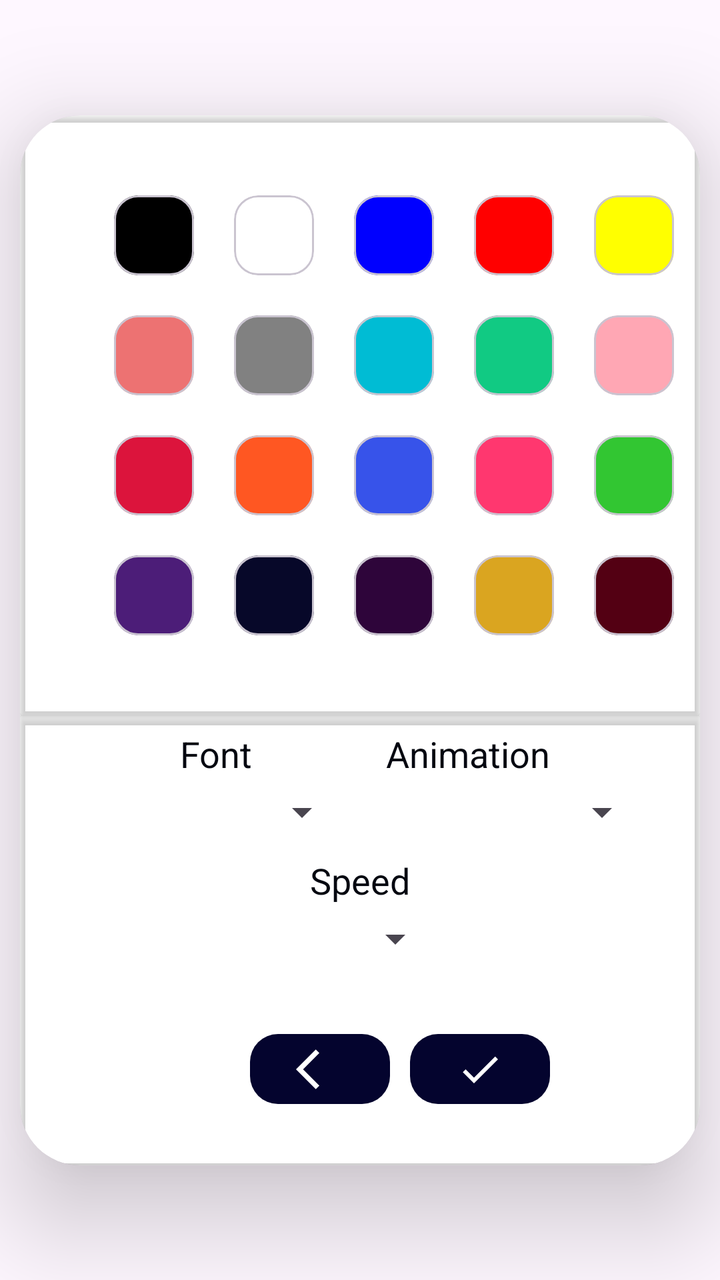
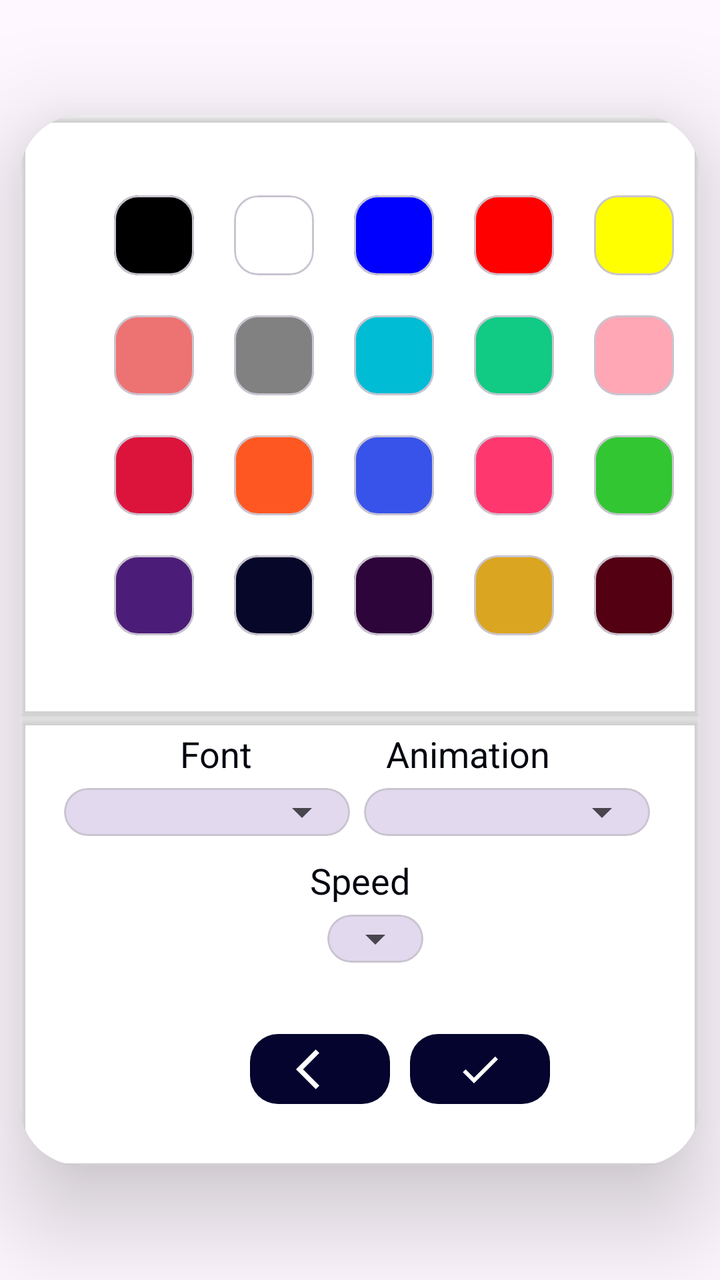

Compare the two renders of this Android layout. The source of the first and the diff that turns it into the second are given below.
<!-- AndroidManifest.xml: application theme Theme.SocialLed -->
<!-- res/layout/dialog_palette_colors.xml -->
<?xml version="1.0" encoding="utf-8"?>
<androidx.constraintlayout.widget.ConstraintLayout xmlns:android="http://schemas.android.com/apk/res/android"
    android:layout_width="400dp"
    android:layout_height="wrap_content"
    xmlns:app="http://schemas.android.com/apk/res-auto"
    xmlns:tools="http://schemas.android.com/tools"
    >

    <androidx.cardview.widget.CardView
        android:layout_width="match_parent"
        android:layout_height="525dp"
        app:layout_constraintTop_toTopOf="parent"
        app:layout_constraintStart_toStartOf="parent"
        app:layout_constraintEnd_toEndOf="parent"
        app:layout_constraintBottom_toBottomOf="parent"
        android:layout_margin="10dp"
        app:cardCornerRadius="30dp"
        app:cardElevation="30dp"
        android:background="@color/transparent"
        >

            <androidx.constraintlayout.widget.ConstraintLayout
                android:layout_width="match_parent"
                android:layout_height="match_parent">



                <androidx.cardview.widget.CardView
                    android:id="@+id/cvPaletteColors"
                    android:layout_width="match_parent"
                    android:layout_height="300dp"
                    app:cardBackgroundColor="@android:color/transparent"
                    app:layout_constraintStart_toStartOf="parent"
                    app:layout_constraintTop_toTopOf="parent"
                    app:layout_constraintEnd_toEndOf="parent">




                    <androidx.constraintlayout.widget.ConstraintLayout
                        android:layout_width="match_parent"
                        android:layout_height="match_parent"
                        android:paddingLeft="27dp"
                        android:paddingVertical="20dp">



                        <com.google.android.material.card.MaterialCardView
                            android:id="@+id/cvColor1"
                            android:layout_margin="20dp"
                            app:layout_constraintStart_toStartOf="parent"
                            app:layout_constraintTop_toTopOf="parent"
                            app:cardBackgroundColor="@color/black"
                            android:layout_width="40dp"
                            android:layout_height="40dp"/>

                        <com.google.android.material.card.MaterialCardView
                            android:id="@+id/cvColor2"
                            android:layout_margin="20dp"
                            app:cardBackgroundColor="@color/white"
                            app:layout_constraintStart_toEndOf="@id/cvColor1"
                            app:layout_constraintTop_toTopOf="parent"
                            android:layout_width="40dp"
                            android:layout_height="40dp"
                            />

                        <com.google.android.material.card.MaterialCardView
                            android:id="@+id/cvColor3"
                            android:layout_margin="20dp"
                            app:cardBackgroundColor="@color/blue"
                            app:layout_constraintStart_toEndOf="@id/cvColor2"
                            app:layout_constraintTop_toTopOf="parent"
                            android:layout_width="40dp"
                            android:layout_height="40dp"/>

                        <com.google.android.material.card.MaterialCardView
                            android:id="@+id/cvColor4"
                            android:layout_margin="20dp"
                            app:cardBackgroundColor="@color/red"
                            app:layout_constraintStart_toEndOf="@id/cvColor3"
                            app:layout_constraintTop_toTopOf="parent"
                            android:layout_width="40dp"
                            android:layout_height="40dp"/>

                        <com.google.android.material.card.MaterialCardView
                            android:id="@+id/cvColor5"
                            android:layout_margin="20dp"
                            app:cardBackgroundColor="@color/yellow"
                            app:layout_constraintStart_toEndOf="@id/cvColor4"
                            app:layout_constraintTop_toTopOf="parent"
                            android:layout_width="40dp"
                            android:layout_height="40dp"/>

                        <com.google.android.material.card.MaterialCardView
                            android:id="@+id/cvColor6"
                            android:layout_marginHorizontal="20dp"
                            android:layout_marginTop="20dp"
                            app:cardBackgroundColor="@color/salmon"
                            app:layout_constraintStart_toStartOf="parent"
                            app:layout_constraintTop_toBottomOf="@id/cvColor1"
                            android:layout_width="40dp"
                            android:layout_height="40dp"/>

                        <com.google.android.material.card.MaterialCardView
                            android:id="@+id/cvColor7"
                            android:layout_marginHorizontal="20dp"
                            android:layout_marginTop="20dp"
                            app:cardBackgroundColor="@color/grey"
                            app:layout_constraintStart_toEndOf="@id/cvColor6"
                            app:layout_constraintTop_toBottomOf="@id/cvColor2"
                            android:layout_width="40dp"
                            android:layout_height="40dp"/>

                        <com.google.android.material.card.MaterialCardView
                            android:id="@+id/cvColor8"
                            android:layout_marginHorizontal="20dp"
                            android:layout_marginTop="20dp"
                            app:cardBackgroundColor="@color/sky_blue"
                            app:layout_constraintStart_toEndOf="@id/cvColor7"
                            app:layout_constraintTop_toBottomOf="@id/cvColor3"
                            android:layout_width="40dp"
                            android:layout_height="40dp"/>

                        <com.google.android.material.card.MaterialCardView
                            android:id="@+id/cvColor9"
                            android:layout_marginHorizontal="20dp"
                            android:layout_marginTop="20dp"
                            app:cardBackgroundColor="@color/mint"
                            app:layout_constraintStart_toEndOf="@id/cvColor8"
                            app:layout_constraintTop_toBottomOf="@id/cvColor4"
                            android:layout_width="40dp"
                            android:layout_height="40dp"/>

                        <com.google.android.material.card.MaterialCardView
                            android:id="@+id/cvColor10"
                            android:layout_marginHorizontal="20dp"
                            android:layout_marginTop="20dp"
                            app:cardBackgroundColor="@color/light_pink"
                            app:layout_constraintStart_toEndOf="@id/cvColor9"
                            app:layout_constraintTop_toBottomOf="@id/cvColor5"
                            android:layout_width="40dp"
                            android:layout_height="40dp"/>



                        <com.google.android.material.card.MaterialCardView
                            android:id="@+id/cvColor11"
                            android:layout_marginHorizontal="20dp"
                            android:layout_marginTop="20dp"
                            app:cardBackgroundColor="@color/crimson"
                            app:layout_constraintStart_toStartOf="parent"
                            app:layout_constraintTop_toBottomOf="@id/cvColor6"
                            android:layout_width="40dp"
                            android:layout_height="40dp"/>

                        <com.google.android.material.card.MaterialCardView
                            android:id="@+id/cvColor12"
                            android:layout_marginHorizontal="20dp"
                            android:layout_marginTop="20dp"
                            app:cardBackgroundColor="@color/orange"
                            app:layout_constraintStart_toEndOf="@id/cvColor11"
                            app:layout_constraintTop_toBottomOf="@id/cvColor7"
                            android:layout_width="40dp"
                            android:layout_height="40dp"/>

                        <com.google.android.material.card.MaterialCardView
                            android:id="@+id/cvColor13"
                            android:layout_marginHorizontal="20dp"
                            android:layout_marginTop="20dp"
                            app:cardBackgroundColor="@color/light_blue"
                            app:layout_constraintStart_toEndOf="@id/cvColor12"
                            app:layout_constraintTop_toBottomOf="@id/cvColor8"
                            android:layout_width="40dp"
                            android:layout_height="40dp"/>

                        <com.google.android.material.card.MaterialCardView
                            android:id="@+id/cvColor14"
                            android:layout_marginHorizontal="20dp"
                            android:layout_marginTop="20dp"
                            app:cardBackgroundColor="@color/pink"
                            app:layout_constraintStart_toEndOf="@id/cvColor13"
                            app:layout_constraintTop_toBottomOf="@id/cvColor9"
                            android:layout_width="40dp"
                            android:layout_height="40dp"/>

                        <com.google.android.material.card.MaterialCardView
                            android:id="@+id/cvColor15"
                            android:layout_marginHorizontal="20dp"
                            android:layout_marginTop="20dp"
                            app:cardBackgroundColor="@color/green"
                            app:layout_constraintStart_toEndOf="@id/cvColor14"
                            app:layout_constraintTop_toBottomOf="@id/cvColor10"
                            android:layout_width="40dp"
                            android:layout_height="40dp"/>

                        <com.google.android.material.card.MaterialCardView
                            android:id="@+id/cvColor16"
                            android:layout_marginHorizontal="20dp"
                            android:layout_marginTop="20dp"
                            app:layout_constraintStart_toStartOf="parent"
                            app:cardBackgroundColor="@color/purple"
                            app:layout_constraintTop_toBottomOf="@id/cvColor11"
                            android:layout_width="40dp"
                            android:layout_height="40dp"/>

                        <com.google.android.material.card.MaterialCardView
                            android:id="@+id/cvColor17"
                            android:layout_marginHorizontal="20dp"
                            android:layout_marginTop="20dp"
                            app:cardBackgroundColor="@color/dark_blue"
                            app:layout_constraintStart_toEndOf="@id/cvColor16"
                            app:layout_constraintTop_toBottomOf="@id/cvColor12"
                            android:layout_width="40dp"
                            android:layout_height="40dp"/>

                        <com.google.android.material.card.MaterialCardView
                            android:id="@+id/cvColor18"
                            android:layout_marginHorizontal="20dp"
                            android:layout_marginTop="20dp"
                            app:cardBackgroundColor="@color/dark_purple"
                            app:layout_constraintStart_toEndOf="@id/cvColor17"
                            app:layout_constraintTop_toBottomOf="@id/cvColor13"
                            android:layout_width="40dp"
                            android:layout_height="40dp"/>

                        <com.google.android.material.card.MaterialCardView
                            android:id="@+id/cvColor19"
                            android:layout_marginHorizontal="20dp"
                            android:layout_marginTop="20dp"
                            app:cardBackgroundColor="@color/golden"
                            app:layout_constraintStart_toEndOf="@id/cvColor18"
                            app:layout_constraintTop_toBottomOf="@id/cvColor14"
                            android:layout_width="40dp"
                            android:layout_height="40dp"/>

                        <com.google.android.material.card.MaterialCardView
                            android:id="@+id/cvColor20"
                            android:layout_marginHorizontal="20dp"
                            android:layout_marginTop="20dp"
                            app:cardBackgroundColor="@color/dark_red"
                            app:layout_constraintStart_toEndOf="@id/cvColor19"
                            app:layout_constraintTop_toBottomOf="@id/cvColor15"
                            android:layout_width="40dp"
                            android:layout_height="40dp"/>

                    </androidx.constraintlayout.widget.ConstraintLayout>


                </androidx.cardview.widget.CardView>

                <androidx.cardview.widget.CardView
                    android:id="@+id/cvDetailStyle"
                    android:layout_width="match_parent"
                    android:layout_height="0dp"
                    app:layout_constraintStart_toStartOf="parent"
                    app:layout_constraintTop_toBottomOf="@id/cvPaletteColors"
                    app:cardBackgroundColor="@android:color/transparent"
                    app:layout_constraintEnd_toEndOf="parent"
                    app:layout_constraintBottom_toBottomOf="parent"
                    >

                    <androidx.constraintlayout.widget.ConstraintLayout
                        android:layout_width="match_parent"
                        android:layout_height="match_parent"
                        android:paddingHorizontal="20dp">

                        <TextView
                            android:id="@+id/tvFont"
                            android:layout_width="0dp"
                            android:layout_height="wrap_content"
                            app:layout_constraintStart_toStartOf="parent"
                            app:layout_constraintTop_toTopOf="parent"
                            android:text="@string/font"
                            android:textSize="18sp"
                            android:layout_marginTop="7dp"
                            android:layout_marginHorizontal="60dp"

                            android:textColor="@color/primary"
                            />

                        <androidx.appcompat.widget.AppCompatSpinner
                            android:id="@+id/spFont"
                            android:layout_width="0dp"
                            android:layout_height="wrap_content"
                            app:layout_constraintTop_toBottomOf="@id/tvFont"
                            app:layout_constraintStart_toStartOf="parent"
                            android:layout_marginHorizontal="2dp"
                            android:layout_marginTop="5dp"
                            app:layout_constraintEnd_toStartOf="@id/spAnimation"


                            />

                        <TextView
                            android:id="@+id/tvAnimation"
                            android:layout_width="0dp"
                            android:layout_height="wrap_content"
                            app:layout_constraintTop_toTopOf="parent"
                            app:layout_constraintEnd_toEndOf="parent"
                            android:text="@string/animation"
                            android:textSize="18sp"
                            android:layout_marginTop="7dp"

                            android:layout_marginHorizontal="55dp"
                            android:textColor="@color/primary"
                            />

                        <androidx.appcompat.widget.AppCompatSpinner
                            android:id="@+id/spAnimation"
                            android:layout_width="0dp"
                            android:layout_height="wrap_content"
                            android:layout_marginTop="5dp"
                            app:layout_constraintTop_toBottomOf="@id/tvAnimation"
                            app:layout_constraintEnd_toEndOf="parent"
                            android:layout_marginHorizontal="5dp"
                            app:layout_constraintStart_toEndOf="@id/spFont"
                            />

                        <TextView
                            android:id="@+id/tvSpeedAnimation"
                            android:layout_width="0dp"
                            android:layout_height="wrap_content"
                            android:textAlignment="center"
                            app:layout_constraintTop_toBottomOf="@id/spFont"
                            app:layout_constraintStart_toStartOf="parent"
                            app:layout_constraintEnd_toEndOf="parent"
                            android:text="@string/speed"
                            android:layout_marginHorizontal="20dp"
                            android:layout_marginTop="10dp"
                            android:textSize="18sp"
                            android:textColor="@color/primary"
                            />

                        <androidx.appcompat.widget.AppCompatSpinner
                            android:id="@+id/spSpeedAnimation"
                            android:layout_width="wrap_content"
                            android:layout_height="wrap_content"
                            app:layout_constraintTop_toBottomOf="@id/tvSpeedAnimation"
                            app:layout_constraintStart_toStartOf="parent"
                            app:layout_constraintEnd_toEndOf="parent"
                            android:layout_marginTop="5dp"
                            android:layout_marginLeft="35dp"


                            />


                        <ImageButton
                            android:id="@+id/btnBack"
                            android:layout_width="70dp"
                            android:layout_height="35dp"
                            android:src="@drawable/ic_back"
                            app:layout_constraintTop_toBottomOf="@id/spSpeedAnimation"
                            app:layout_constraintStart_toStartOf="parent"
                            app:layout_constraintBottom_toBottomOf="parent"
                            app:layout_constraintEnd_toStartOf="@id/btnCheck"
                            android:layout_marginLeft="95dp"
                            android:layout_marginTop="5dp"
                            android:background="@drawable/rounded_borders"
                            android:backgroundTint="@color/tertiary"
                            app:tint="@color/white"
                            />

                        <ImageButton
                            android:id="@+id/btnCheck"
                            android:layout_width="70dp"
                            android:layout_height="35dp"
                            android:src="@drawable/ic_check"
                            app:layout_constraintTop_toBottomOf="@id/spSpeedAnimation"
                            app:layout_constraintBottom_toBottomOf="parent"
                            app:layout_constraintStart_toEndOf="@id/btnBack"
                            android:layout_marginTop="5dp"
                            android:layout_marginLeft="10dp"
                            android:background="@drawable/rounded_borders"
                            android:backgroundTint="@color/tertiary"
                            app:tint="@color/white"


                            />


                    </androidx.constraintlayout.widget.ConstraintLayout>




                </androidx.cardview.widget.CardView>



            </androidx.constraintlayout.widget.ConstraintLayout>




        </androidx.cardview.widget.CardView>


</androidx.constraintlayout.widget.ConstraintLayout>
<!-- resources referenced by this layout -->
<resources>
  <color name="black">#FF000000</color>
  <color name="blue">#0000FF</color>
  <color name="crimson">#DC143C</color>
  <color name="dark_blue">#070829</color>
  <color name="dark_purple">#2E053A</color>
  <color name="dark_red">#530013</color>
  <color name="golden">#DAA520</color>
  <color name="green">#32C632</color>
  <color name="grey">#818181</color>
  <color name="light_blue">#3753EA</color>
  <color name="light_pink">#FFA7B4</color>
  <color name="mint">#11CA83</color>
  <color name="orange">#FF5722</color>
  <color name="pink">#FF376F</color>
  <color name="primary">#040710</color>
  
      //CARD-VIEW
  <color name="purple">#4C1D78</color>
  <color name="red">#FF0000</color>
  
  
      //PALETTE COLORS
  <color name="salmon">#ED7272</color>
  <color name="sky_blue">#00BCD4</color>
  <color name="tertiary">#04042E</color>
  <color name="transparent">#00000000</color>
  <color name="white">#FFFFFFFF</color>
  
  
      //BOTTOM NAV, TOOLBAR, BACKGROUND AND ICONS
  <color name="yellow">#FFFF00</color>
  <!-- drawable ic_back (drawable) -->
  <vector android:autoMirrored="true" android:height="24dp"
      android:tint="#000000" android:viewportHeight="24"
      android:viewportWidth="24" android:width="24dp" xmlns:android="http://schemas.android.com/apk/res/android">
      <path android:fillColor="@android:color/white" android:pathData="M11.67,3.87L9.9,2.1 0,12l9.9,9.9 1.77,-1.77L3.54,12z"/>
  </vector>
  <!-- drawable ic_check (drawable) -->
  <vector android:height="24dp" android:tint="#000000"
      android:viewportHeight="24" android:viewportWidth="24"
      android:width="24dp" xmlns:android="http://schemas.android.com/apk/res/android">
      <path android:fillColor="@android:color/white" android:pathData="M9,16.17L4.83,12l-1.42,1.41L9,19 21,7l-1.41,-1.41z"/>
  </vector>
  <!-- drawable rounded_borders (drawable) -->
  <shape xmlns:android="http://schemas.android.com/apk/res/android"
      android:shape="rectangle">
  
      <corners android:radius="14dp" />
  </shape>
  <string name="animation">Animation</string>
  <string name="font">Font</string>
  <string name="speed">Speed</string>
  
      //SPINNERS TITLE
  <style name="Theme.SocialLed" parent="Base.Theme.SocialLed" />
  <style name="Base.Theme.SocialLed" parent="Theme.Material3.DayNight.NoActionBar">
  
          <item name="fontFamily">@font/dmsan</item>
          <item name="android:statusBarColor">@color/tertiary</item>
  
      </style>
</resources>

<!-- the commit's change to res/layout/dialog_palette_colors.xml (unified diff, before → after) -->
@@ -278,18 +278,23 @@
                             android:textColor="@color/primary"
                             />
 
+                        <com.google.android.material.card.MaterialCardView
+                            android:id="@+id/cvSpinnerFont"
+                            android:layout_height="wrap_content"
+                            android:layout_width="0dp"
+                            app:layout_constraintTop_toBottomOf="@id/tvFont"
+                            app:layout_constraintStart_toStartOf="parent"
+                            android:layout_marginHorizontal="2dp"
+                            android:layout_marginTop="5dp"
+                            app:layout_constraintEnd_toStartOf="@id/cvSpinnerAnimation">
+
                         <androidx.appcompat.widget.AppCompatSpinner
                             android:id="@+id/spFont"
-                            android:layout_width="0dp"
-                            android:layout_height="wrap_content"
-                            app:layout_constraintTop_toBottomOf="@id/tvFont"
-                            app:layout_constraintStart_toStartOf="parent"
-                            android:layout_marginHorizontal="2dp"
-                            android:layout_marginTop="5dp"
-                            app:layout_constraintEnd_toStartOf="@id/spAnimation"
-
-
-                            />
+                            android:layout_width="match_parent"
+                            android:layout_height="wrap_content"
+                            />
+
+                        </com.google.android.material.card.MaterialCardView>
 
                         <TextView
                             android:id="@+id/tvAnimation"
@@ -305,23 +310,33 @@
                             android:textColor="@color/primary"
                             />
 
-                        <androidx.appcompat.widget.AppCompatSpinner
-                            android:id="@+id/spAnimation"
+                        <com.google.android.material.card.MaterialCardView
+                            android:id="@+id/cvSpinnerAnimation"
                             android:layout_width="0dp"
                             android:layout_height="wrap_content"
                             android:layout_marginTop="5dp"
                             app:layout_constraintTop_toBottomOf="@id/tvAnimation"
                             app:layout_constraintEnd_toEndOf="parent"
                             android:layout_marginHorizontal="5dp"
-                            app:layout_constraintStart_toEndOf="@id/spFont"
-                            />
+                            app:layout_constraintStart_toEndOf="@id/cvSpinnerFont">
+
+                            <androidx.appcompat.widget.AppCompatSpinner
+                                android:id="@+id/spAnimation"
+                                android:layout_width="match_parent"
+                                android:layout_height="wrap_content"
+
+                                />
+
+                        </com.google.android.material.card.MaterialCardView>
+
+
 
                         <TextView
                             android:id="@+id/tvSpeedAnimation"
                             android:layout_width="0dp"
                             android:layout_height="wrap_content"
                             android:textAlignment="center"
-                            app:layout_constraintTop_toBottomOf="@id/spFont"
+                            app:layout_constraintTop_toBottomOf="@id/cvSpinnerFont"
                             app:layout_constraintStart_toStartOf="parent"
                             app:layout_constraintEnd_toEndOf="parent"
                             android:text="@string/speed"
@@ -331,18 +346,28 @@
                             android:textColor="@color/primary"
                             />
 
-                        <androidx.appcompat.widget.AppCompatSpinner
-                            android:id="@+id/spSpeedAnimation"
+
+                        <com.google.android.material.card.MaterialCardView
+                            android:id="@+id/cvSpinnerSpeedAnimation"
                             android:layout_width="wrap_content"
                             android:layout_height="wrap_content"
                             app:layout_constraintTop_toBottomOf="@id/tvSpeedAnimation"
                             app:layout_constraintStart_toStartOf="parent"
                             app:layout_constraintEnd_toEndOf="parent"
                             android:layout_marginTop="5dp"
-                            android:layout_marginLeft="35dp"
-
-
-                            />
+                            android:layout_marginLeft="15dp">
+
+                            <androidx.appcompat.widget.AppCompatSpinner
+                                android:id="@+id/spSpeedAnimation"
+                                android:layout_width="match_parent"
+                                android:layout_height="wrap_content"
+
+                                />
+
+
+                        </com.google.android.material.card.MaterialCardView>
+
+
 
 
                         <ImageButton
@@ -350,7 +375,7 @@
                             android:layout_width="70dp"
                             android:layout_height="35dp"
                             android:src="@drawable/ic_back"
-                            app:layout_constraintTop_toBottomOf="@id/spSpeedAnimation"
+                            app:layout_constraintTop_toBottomOf="@id/cvSpinnerSpeedAnimation"
                             app:layout_constraintStart_toStartOf="parent"
                             app:layout_constraintBottom_toBottomOf="parent"
                             app:layout_constraintEnd_toStartOf="@id/btnCheck"
@@ -366,7 +391,7 @@
                             android:layout_width="70dp"
                             android:layout_height="35dp"
                             android:src="@drawable/ic_check"
-                            app:layout_constraintTop_toBottomOf="@id/spSpeedAnimation"
+                            app:layout_constraintTop_toBottomOf="@id/cvSpinnerSpeedAnimation"
                             app:layout_constraintBottom_toBottomOf="parent"
                             app:layout_constraintStart_toEndOf="@id/btnBack"
                             android:layout_marginTop="5dp"
